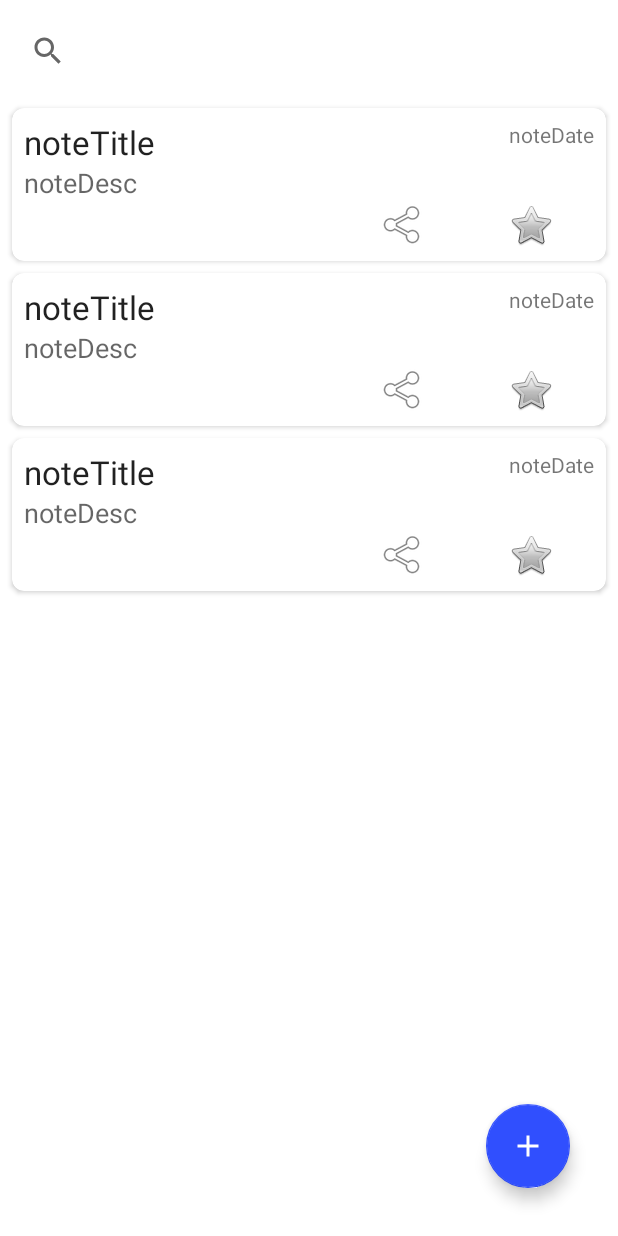
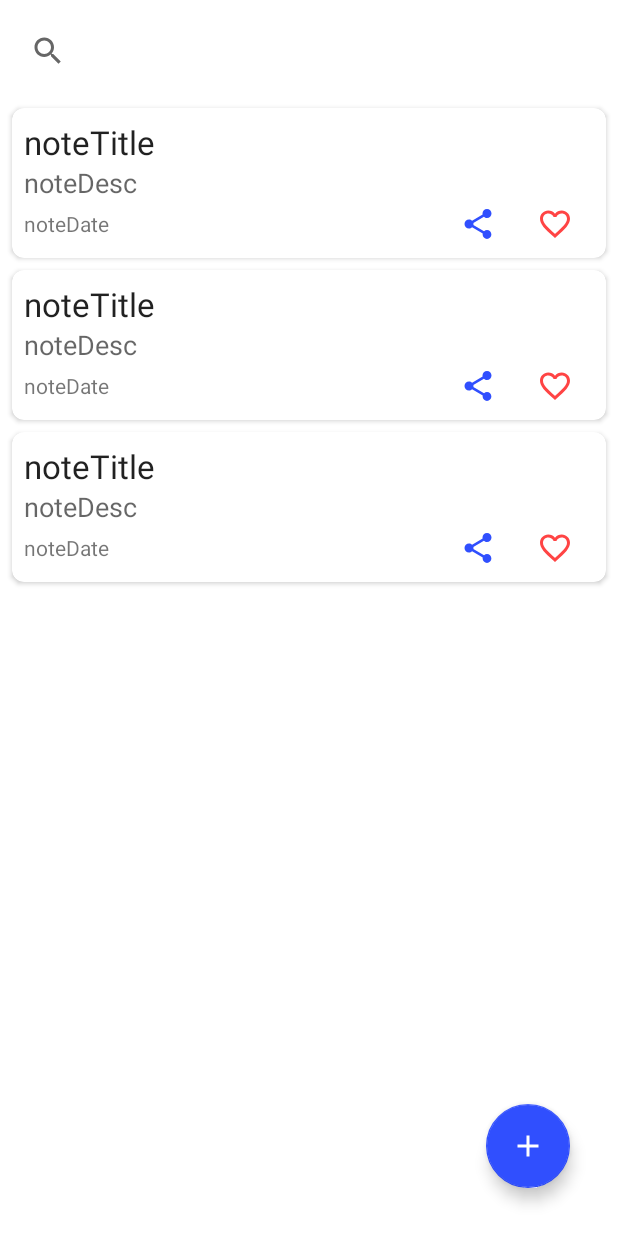
Before and after one commit to solution-accepted/thanote-android, an Android app: the layout activity_note_list.xml on its own in the app's theme, with its tools: preview values and no code run, on a phone screen of 412 x 824 dp. Run offline under Robolectric (Android 15) with nearby library versions, the light colour scheme and no system bars.

Commit message:
(add) note image views

```diff
--- /dev/null
+++ b/app/src/main/res/drawable/ic_favorite_border_black_24dp.xml
@@ -0,0 +1,9 @@
+<vector xmlns:android="http://schemas.android.com/apk/res/android"
+        android:width="24dp"
+        android:height="24dp"
+        android:viewportWidth="24.0"
+        android:viewportHeight="24.0">
+    <path
+        android:fillColor="#FF000000"
+        android:pathData="M16.5,3c-1.74,0 -3.41,0.81 -4.5,2.09C10.91,3.81 9.24,3 7.5,3 4.42,3 2,5.42 2,8.5c0,3.78 3.4,6.86 8.55,11.54L12,21.35l1.45,-1.32C18.6,15.36 22,12.28 22,8.5 22,5.42 19.58,3 16.5,3zM12.1,18.55l-0.1,0.1 -0.1,-0.1C7.14,14.24 4,11.39 4,8.5 4,6.5 5.5,5 7.5,5c1.54,0 3.04,0.99 3.57,2.36h1.87C13.46,5.99 14.96,5 16.5,5c2,0 3.5,1.5 3.5,3.5 0,2.89 -3.14,5.74 -7.9,10.05z"/>
+</vector>
--- /dev/null
+++ b/app/src/main/res/drawable/ic_share_black_24dp.xml
@@ -0,0 +1,9 @@
+<vector xmlns:android="http://schemas.android.com/apk/res/android"
+        android:width="24dp"
+        android:height="24dp"
+        android:viewportWidth="24.0"
+        android:viewportHeight="24.0">
+    <path
+        android:fillColor="#FF000000"
+        android:pathData="M18,16.08c-0.76,0 -1.44,0.3 -1.96,0.77L8.91,12.7c0.05,-0.23 0.09,-0.46 0.09,-0.7s-0.04,-0.47 -0.09,-0.7l7.05,-4.11c0.54,0.5 1.25,0.81 2.04,0.81 1.66,0 3,-1.34 3,-3s-1.34,-3 -3,-3 -3,1.34 -3,3c0,0.24 0.04,0.47 0.09,0.7L8.04,9.81C7.5,9.31 6.79,9 6,9c-1.66,0 -3,1.34 -3,3s1.34,3 3,3c0.79,0 1.5,-0.31 2.04,-0.81l7.12,4.16c-0.05,0.21 -0.08,0.43 -0.08,0.65 0,1.61 1.31,2.92 2.92,2.92 1.61,0 2.92,-1.31 2.92,-2.92s-1.31,-2.92 -2.92,-2.92z"/>
+</vector>
--- a/app/src/main/res/layout/fragment_home.xml
+++ b/app/src/main/res/layout/fragment_home.xml
@@ -21,7 +21,7 @@
                 android:layout_height="wrap_content">
 
                 <ImageView
-                    android:id="@+id/image_view_home"
+                    android:id="@+id/image_view_home_galaxy"
                     android:layout_width="match_parent"
                     android:layout_height="150dp"
                     android:alpha="0.5"
--- a/app/src/main/res/layout/item_note.xml
+++ b/app/src/main/res/layout/item_note.xml
@@ -1,7 +1,7 @@
 <?xml version="1.0" encoding="utf-8"?>
 <androidx.cardview.widget.CardView xmlns:android="http://schemas.android.com/apk/res/android"
                                    xmlns:app="http://schemas.android.com/apk/res-auto"
-    android:layout_width="match_parent"
+                                   xmlns:tools="http://schemas.android.com/tools" android:layout_width="match_parent"
                                    android:layout_height="wrap_content"
                                    android:layout_marginStart="8dp"
                                    android:layout_marginTop="4dp"
@@ -9,70 +9,91 @@
                                    android:layout_marginBottom="4dp"
                                    app:cardCornerRadius="8dp">
 
-    <RelativeLayout
-        android:layout_width="wrap_content"
+    <LinearLayout
+        android:layout_width="match_parent"
         android:layout_height="wrap_content"
+        android:orientation="vertical"
         android:padding="8dp">
+
+        <ImageView
+            android:id="@+id/image_view_note_thumbnail_large"
+            android:layout_width="match_parent"
+            android:layout_height="200dp"
+            android:contentDescription="@string/item_note_thumbnail"
+            android:scaleType="centerCrop"
+            android:visibility="gone" tools:srcCompat="@tools:sample/backgrounds/scenic"/>
 
         <TextView
             android:id="@+id/text_view_note_title"
             android:layout_width="wrap_content"
             android:layout_height="wrap_content"
-            android:layout_alignParentStart="true"
-            android:layout_toStartOf="@id/text_view_note_date"
             android:ellipsize="end"
             android:maxLines="1"
             android:text="@string/item_note_title"
-            android:textAppearance="@style/TextAppearance.AppCompat.Large" />
+            android:textAppearance="@style/TextAppearance.AppCompat.Large"/>
+
+        <LinearLayout
+            android:layout_width="match_parent"
+            android:layout_height="match_parent"
+            android:orientation="horizontal">
 
             <TextView
                 android:id="@+id/text_view_note_description"
+                android:layout_width="0dp"
+                android:layout_height="wrap_content"
+                android:layout_weight="4"
+                android:ellipsize="end"
+                android:text="@string/item_note_desc"
+                android:textAppearance="@style/TextAppearance.AppCompat.Medium"/>
+
+            <ImageView
+                android:id="@+id/image_view_note_thumbnail_small"
+                android:layout_width="100dp"
+                android:layout_height="100dp"
+                android:layout_margin="12dp"
+                android:contentDescription="@string/item_note_thumbnail"
+                android:scaleType="centerCrop" android:visibility="gone"
+                tools:srcCompat="@tools:sample/backgrounds/scenic"/>
+
+        </LinearLayout>
+
+        <LinearLayout
             android:layout_width="match_parent"
             android:layout_height="wrap_content"
-            android:layout_below="@id/text_view_note_title"
-            android:ellipsize="end"
-            android:text="@string/item_note_desc"
-            android:textAppearance="@style/TextAppearance.AppCompat.Medium" />
+            android:minHeight="30dp" android:orientation="horizontal">
 
             <TextView
                 android:id="@+id/text_view_note_date"
                 android:layout_width="wrap_content"
-            android:layout_height="wrap_content"
-            android:layout_alignParentEnd="true"
-            android:text="@string/item_note_date"
-            android:textAppearance="@style/TextAppearance.AppCompat.Small" />
-
-        <LinearLayout
-            android:layout_width="match_parent"
-            android:layout_height="wrap_content"
-            android:layout_below="@+id/text_view_note_description"
-            android:orientation="horizontal">
-
+                android:layout_height="match_parent"
+                android:gravity="center" android:text="@string/item_note_date"
+                android:textAppearance="@style/TextAppearance.AppCompat.Small"/>
             <Space
                 android:layout_width="wrap_content"
                 android:layout_height="wrap_content"
-                android:layout_weight="4" />
+                android:layout_weight="8"/>
 
             <ImageButton
                 android:id="@+id/button_note_share"
                 android:layout_width="wrap_content"
-                android:layout_height="wrap_content"
+                android:layout_height="match_parent"
                 android:layout_weight="1"
                 android:background="#00FFFFFF"
                 android:contentDescription="@string/item_note_share"
-                app:srcCompat="@android:drawable/ic_menu_share" />
+                android:tint="@color/colorAccent" app:srcCompat="@drawable/ic_share_black_24dp"/>
 
             <ImageButton
                 android:id="@+id/button_note_favorite"
                 android:layout_width="wrap_content"
-                android:layout_height="wrap_content"
+                android:layout_height="match_parent"
                 android:layout_weight="1"
                 android:background="#00FFFFFF"
                 android:contentDescription="@string/item_note_fav"
-                app:srcCompat="@android:drawable/btn_star_big_off" />
+                android:tint="@color/holo_red_light" app:srcCompat="@drawable/ic_favorite_border_black_24dp"/>
+
         </LinearLayout>
 
-    </RelativeLayout>
+    </LinearLayout>
 
 
 </androidx.cardview.widget.CardView>
--- a/app/src/main/res/values/colors.xml
+++ b/app/src/main/res/values/colors.xml
@@ -11,7 +11,7 @@
     <!-- Fragment Background Colors -->
     <color name="holo_green_light">#FF99CC00</color>
     <color name="holo_blue_bright">#FF00DDFF</color>
-    <color name="holo_red_light">#FFFF4444</color>
+    <color name="holo_red_light">#FF4444</color>
     <color name="super_light_gray">#F6F6F6</color>
 
 </resources>
--- a/app/src/main/res/values/strings.xml
+++ b/app/src/main/res/values/strings.xml
@@ -11,6 +11,7 @@
     <string name="item_note_date">noteDate</string>
     <string name="item_note_share">Share this note</string>
     <string name="item_note_fav">Add this note to favorite</string>
+    <string name="item_note_thumbnail">Thumbnail</string>
 
     <!-- Define Custom Strings here -->
     <!-- Home Fragment -->
```
Also changed, not shown: app/build.gradle (+10 -3 lines), app/src/main/java/edu/uci/thanote/databases/note/Note.java (+10 -0 lines), app/src/main/java/edu/uci/thanote/scenes/main/fragments/home/HomeFragment.java (+4 -16 lines), app/src/main/java/edu/uci/thanote/scenes/main/fragments/home/HomeRecyclerViewViewHolder.java (+37 -1 lines), app/src/main/res/drawable/ic_favorite_black_24dp.xml (added, +9 -0 lines). Lines whose indentation alone changed are shown as unchanged.
